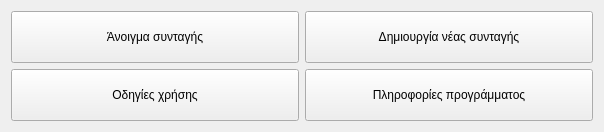
dimitris47/nefchef, file startpage.ui: the form before one commit.
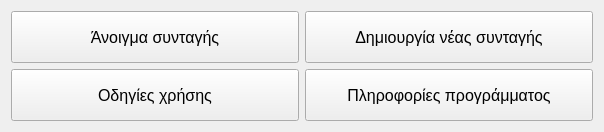
The form after the commit. Icons and pictures are not drawn.

Commit message: icon attributions & start page font size increase

The edit to the form file:
```diff
--- a/startpage.ui
+++ b/startpage.ui
@@ -22,6 +22,11 @@
        <verstretch>0</verstretch>
       </sizepolicy>
      </property>
+     <property name="font">
+      <font>
+       <pointsize>12</pointsize>
+      </font>
+     </property>
      <property name="text">
       <string>Δημιουργία νέας συνταγής</string>
      </property>
@@ -45,6 +50,11 @@
        <verstretch>0</verstretch>
       </sizepolicy>
      </property>
+     <property name="font">
+      <font>
+       <pointsize>12</pointsize>
+      </font>
+     </property>
      <property name="text">
       <string>Άνοιγμα συνταγής</string>
      </property>
@@ -68,6 +78,11 @@
        <verstretch>0</verstretch>
       </sizepolicy>
      </property>
+     <property name="font">
+      <font>
+       <pointsize>12</pointsize>
+      </font>
+     </property>
      <property name="text">
       <string>Πληροφορίες προγράμματος</string>
      </property>
@@ -91,6 +106,11 @@
        <verstretch>0</verstretch>
       </sizepolicy>
      </property>
+     <property name="font">
+      <font>
+       <pointsize>12</pointsize>
+      </font>
+     </property>
      <property name="text">
       <string>Οδηγίες χρήσης</string>
      </property>
```
The commit also changes 3 other files.
